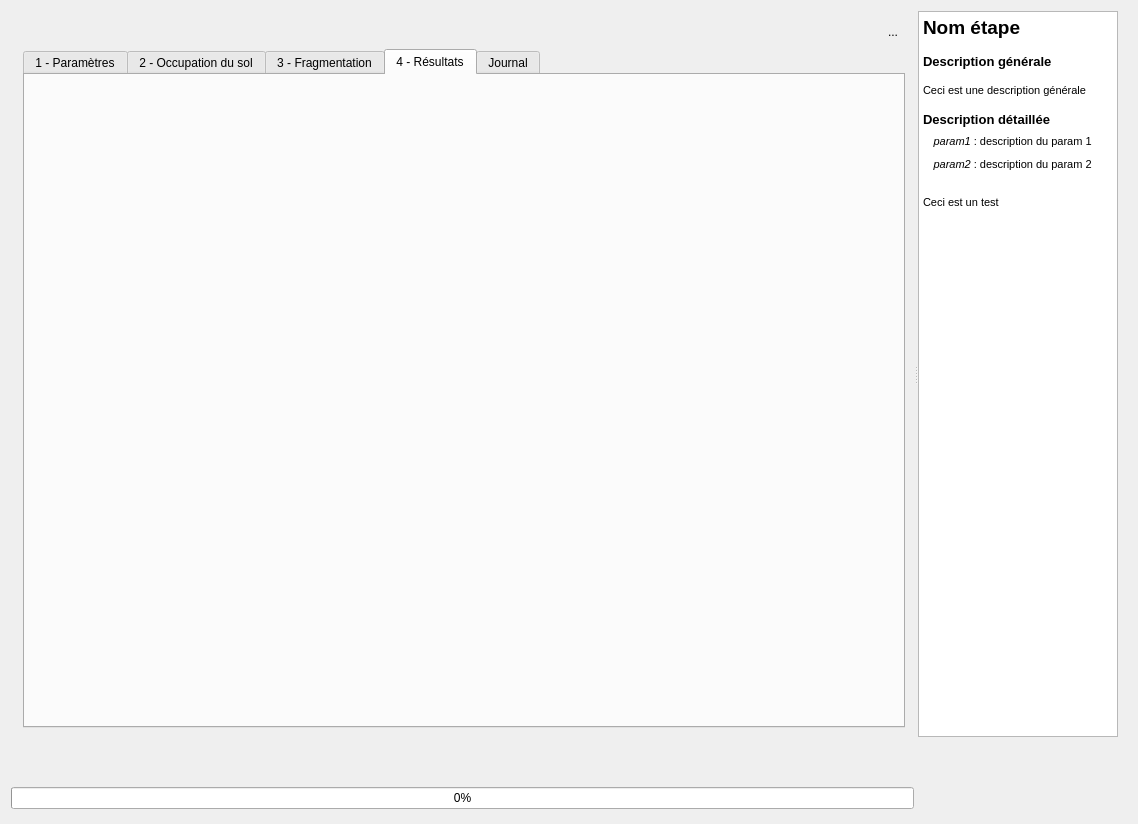
First picture: the form in Meff_dialog_base.ui, repository MathieuChailloux/FragScape, before the edit.
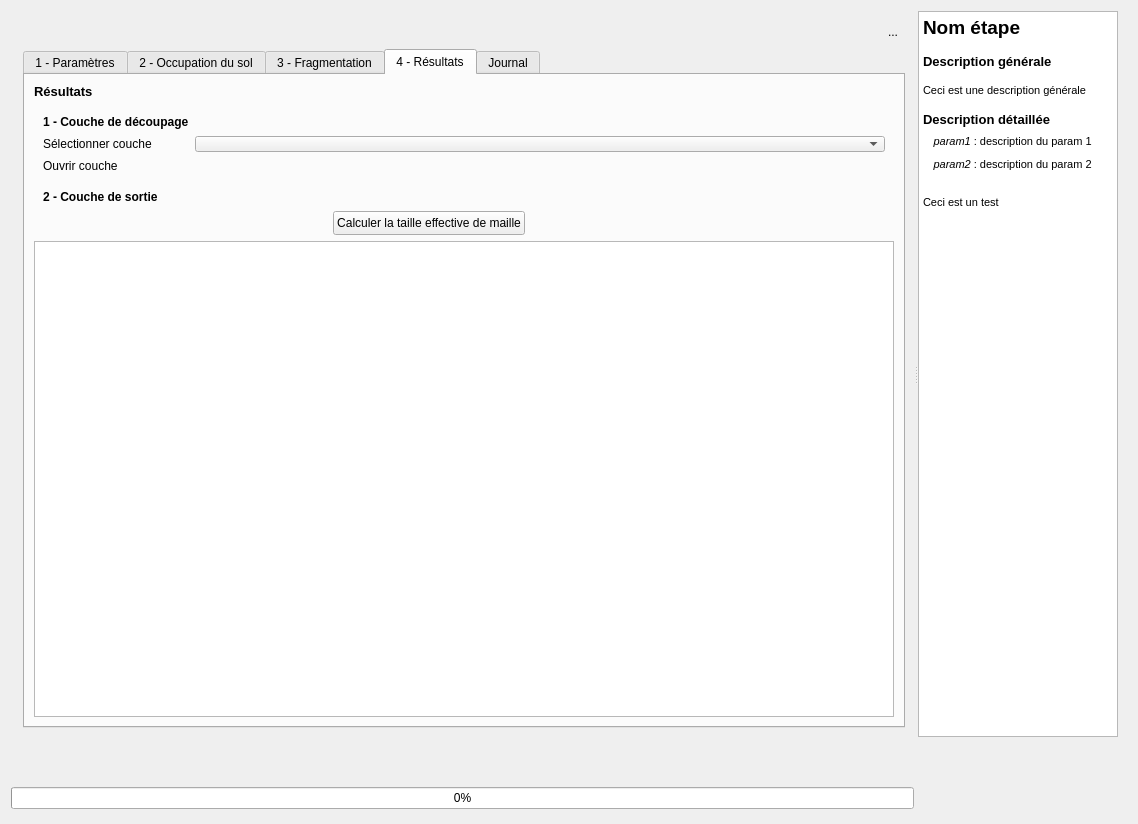
Second picture: the form after the edit. The open tabs and pages were chosen to show the change. Icons and pictures are not drawn. Custom widgets are drawn as their Qt base class.

Commit message: Working on reporting treatments

What changed in the file:
```diff
--- a/Meff_dialog_base.ui
+++ b/Meff_dialog_base.ui
@@ -1273,7 +1273,300 @@
               <attribute name="title">
                <string>4 - Résultats</string>
               </attribute>
-              <layout class="QGridLayout" name="gridLayout_16"/>
+              <layout class="QGridLayout" name="gridLayout_8">
+               <item row="0" column="0">
+                <widget class="QLabel" name="label_8">
+                 <property name="sizePolicy">
+                  <sizepolicy hsizetype="Expanding" vsizetype="Preferred">
+                   <horstretch>0</horstretch>
+                   <verstretch>0</verstretch>
+                  </sizepolicy>
+                 </property>
+                 <property name="font">
+                  <font>
+                   <pointsize>10</pointsize>
+                   <weight>75</weight>
+                   <bold>true</bold>
+                  </font>
+                 </property>
+                 <property name="text">
+                  <string>Résultats</string>
+                 </property>
+                </widget>
+               </item>
+               <item row="1" column="0" colspan="3">
+                <widget class="QFrame" name="selectionLayerFrame_4">
+                 <property name="sizePolicy">
+                  <sizepolicy hsizetype="Expanding" vsizetype="Preferred">
+                   <horstretch>0</horstretch>
+                   <verstretch>0</verstretch>
+                  </sizepolicy>
+                 </property>
+                 <property name="minimumSize">
+                  <size>
+                   <width>200</width>
+                   <height>65</height>
+                  </size>
+                 </property>
+                 <property name="frameShape">
+                  <enum>QFrame::NoFrame</enum>
+                 </property>
+                 <property name="frameShadow">
+                  <enum>QFrame::Raised</enum>
+                 </property>
+                 <layout class="QGridLayout" name="gridLayout_24">
+                  <item row="0" column="0">
+                   <widget class="QLabel" name="selectionLayerLabel_5">
+                    <property name="sizePolicy">
+                     <sizepolicy hsizetype="Fixed" vsizetype="Fixed">
+                      <horstretch>0</horstretch>
+                      <verstretch>0</verstretch>
+                     </sizepolicy>
+                    </property>
+                    <property name="minimumSize">
+                     <size>
+                      <width>0</width>
+                      <height>16</height>
+                     </size>
+                    </property>
+                    <property name="font">
+                     <font>
+                      <weight>75</weight>
+                      <bold>true</bold>
+                     </font>
+                    </property>
+                    <property name="text">
+                     <string>1 - Couche de découpage</string>
+                    </property>
+                   </widget>
+                  </item>
+                  <item row="2" column="0">
+                   <widget class="QLabel" name="selectionOpenLayerLabel_4">
+                    <property name="sizePolicy">
+                     <sizepolicy hsizetype="Fixed" vsizetype="Fixed">
+                      <horstretch>0</horstretch>
+                      <verstretch>0</verstretch>
+                     </sizepolicy>
+                    </property>
+                    <property name="minimumSize">
+                     <size>
+                      <width>67</width>
+                      <height>16</height>
+                     </size>
+                    </property>
+                    <property name="text">
+                     <string>Ouvrir couche</string>
+                    </property>
+                   </widget>
+                  </item>
+                  <item row="1" column="0">
+                   <widget class="QLabel" name="selectionLayerLabel_10">
+                    <property name="sizePolicy">
+                     <sizepolicy hsizetype="Fixed" vsizetype="Minimum">
+                      <horstretch>0</horstretch>
+                      <verstretch>0</verstretch>
+                     </sizepolicy>
+                    </property>
+                    <property name="minimumSize">
+                     <size>
+                      <width>138</width>
+                      <height>16</height>
+                     </size>
+                    </property>
+                    <property name="layoutDirection">
+                     <enum>Qt::LeftToRight</enum>
+                    </property>
+                    <property name="text">
+                     <string>Sélectionner couche</string>
+                    </property>
+                   </widget>
+                  </item>
+                  <item row="2" column="1" colspan="2">
+                   <widget class="QgsFileWidget" name="reportingLayer">
+                    <property name="sizePolicy">
+                     <sizepolicy hsizetype="Expanding" vsizetype="Fixed">
+                      <horstretch>0</horstretch>
+                      <verstretch>0</verstretch>
+                     </sizepolicy>
+                    </property>
+                    <property name="minimumSize">
+                     <size>
+                      <width>100</width>
+                      <height>13</height>
+                     </size>
+                    </property>
+                    <property name="maximumSize">
+                     <size>
+                      <width>16777215</width>
+                      <height>16</height>
+                     </size>
+                    </property>
+                   </widget>
+                  </item>
+                  <item row="1" column="1" colspan="2">
+                   <widget class="QgsMapLayerComboBox" name="reportingLayerCombo">
+                    <property name="sizePolicy">
+                     <sizepolicy hsizetype="Expanding" vsizetype="Fixed">
+                      <horstretch>0</horstretch>
+                      <verstretch>0</verstretch>
+                     </sizepolicy>
+                    </property>
+                    <property name="minimumSize">
+                     <size>
+                      <width>60</width>
+                      <height>13</height>
+                     </size>
+                    </property>
+                    <property name="maximumSize">
+                     <size>
+                      <width>16777215</width>
+                      <height>16</height>
+                     </size>
+                    </property>
+                   </widget>
+                  </item>
+                 </layout>
+                </widget>
+               </item>
+               <item row="2" column="0" colspan="3">
+                <widget class="QFrame" name="selectionLayerFrame_5">
+                 <property name="sizePolicy">
+                  <sizepolicy hsizetype="Expanding" vsizetype="Preferred">
+                   <horstretch>0</horstretch>
+                   <verstretch>0</verstretch>
+                  </sizepolicy>
+                 </property>
+                 <property name="minimumSize">
+                  <size>
+                   <width>200</width>
+                   <height>16</height>
+                  </size>
+                 </property>
+                 <property name="frameShape">
+                  <enum>QFrame::NoFrame</enum>
+                 </property>
+                 <property name="frameShadow">
+                  <enum>QFrame::Raised</enum>
+                 </property>
+                 <layout class="QHBoxLayout" name="horizontalLayout">
+                  <property name="topMargin">
+                   <number>0</number>
+                  </property>
+                  <property name="bottomMargin">
+                   <number>0</number>
+                  </property>
+                  <item>
+                   <widget class="QLabel" name="selectionLayerLabel_11">
+                    <property name="sizePolicy">
+                     <sizepolicy hsizetype="Fixed" vsizetype="Fixed">
+                      <horstretch>0</horstretch>
+                      <verstretch>0</verstretch>
+                     </sizepolicy>
+                    </property>
+                    <property name="minimumSize">
+                     <size>
+                      <width>141</width>
+                      <height>16</height>
+                     </size>
+                    </property>
+                    <property name="font">
+                     <font>
+                      <weight>75</weight>
+                      <bold>true</bold>
+                     </font>
+                    </property>
+                    <property name="text">
+                     <string>2 - Couche de sortie</string>
+                    </property>
+                   </widget>
+                  </item>
+                  <item>
+                   <widget class="QgsFileWidget" name="resultsOutLayer">
+                    <property name="sizePolicy">
+                     <sizepolicy hsizetype="Expanding" vsizetype="Fixed">
+                      <horstretch>0</horstretch>
+                      <verstretch>0</verstretch>
+                     </sizepolicy>
+                    </property>
+                    <property name="minimumSize">
+                     <size>
+                      <width>100</width>
+                      <height>13</height>
+                     </size>
+                    </property>
+                    <property name="maximumSize">
+                     <size>
+                      <width>16777215</width>
+                      <height>16</height>
+                     </size>
+                    </property>
+                   </widget>
+                  </item>
+                 </layout>
+                </widget>
+               </item>
+               <item row="3" column="0">
+                <spacer name="horizontalSpacer_3">
+                 <property name="orientation">
+                  <enum>Qt::Horizontal</enum>
+                 </property>
+                 <property name="sizeHint" stdset="0">
+                  <size>
+                   <width>288</width>
+                   <height>20</height>
+                  </size>
+                 </property>
+                </spacer>
+               </item>
+               <item row="3" column="1">
+                <widget class="QPushButton" name="resultsRun">
+                 <property name="sizePolicy">
+                  <sizepolicy hsizetype="Fixed" vsizetype="Fixed">
+                   <horstretch>0</horstretch>
+                   <verstretch>0</verstretch>
+                  </sizepolicy>
+                 </property>
+                 <property name="minimumSize">
+                  <size>
+                   <width>0</width>
+                   <height>24</height>
+                  </size>
+                 </property>
+                 <property name="maximumSize">
+                  <size>
+                   <width>16777215</width>
+                   <height>24</height>
+                  </size>
+                 </property>
+                 <property name="layoutDirection">
+                  <enum>Qt::LeftToRight</enum>
+                 </property>
+                 <property name="text">
+                  <string>Calculer la taille effective de maille</string>
+                 </property>
+                 <property name="icon">
+                  <iconset resource="../BioDispersal/resources.qrc">
+                   <normaloff>:/plugins/eco_cont/icons/play.svg</normaloff>:/plugins/eco_cont/icons/play.svg</iconset>
+                 </property>
+                </widget>
+               </item>
+               <item row="3" column="2">
+                <spacer name="horizontalSpacer">
+                 <property name="orientation">
+                  <enum>Qt::Horizontal</enum>
+                 </property>
+                 <property name="sizeHint" stdset="0">
+                  <size>
+                   <width>363</width>
+                   <height>20</height>
+                  </size>
+                 </property>
+                </spacer>
+               </item>
+               <item row="4" column="0" colspan="3">
+                <widget class="QTableView" name="resultsView"/>
+               </item>
+              </layout>
              </widget>
              <widget class="QWidget" name="logTab">
               <attribute name="title">
```
Left out of the diff: 219 changed lines with no effect on the pictures. The commit also changes 5 other files.
